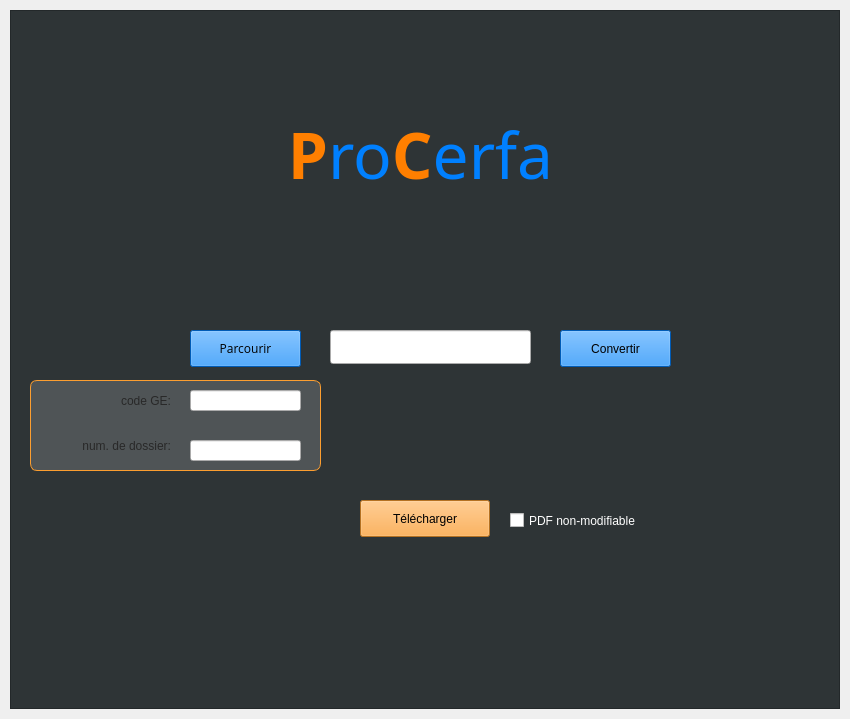
Before: the Qt Designer form modules/ui/qt_ui/mainwindow.ui in cloud441/Procerfa, drawn with Qt 5.
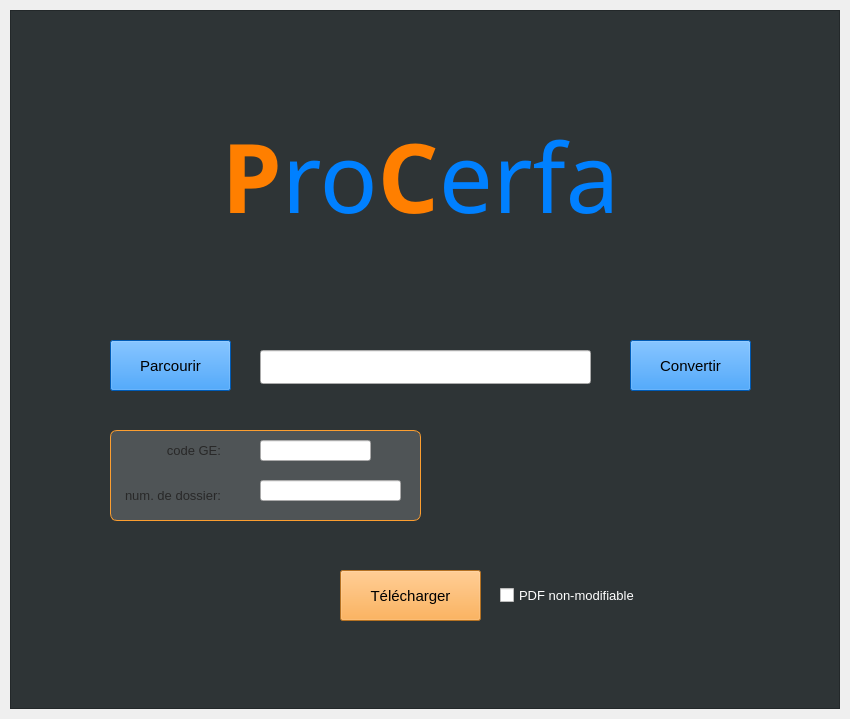
After: the same form once the commit is applied.

Commit message: [UI]: change block size in UI

```diff
--- a/modules/ui/qt_ui/mainwindow.ui
+++ b/modules/ui/qt_ui/mainwindow.ui
@@ -51,16 +51,16 @@
      <widget class="QPushButton" name="button_browse">
       <property name="geometry">
        <rect>
-        <x>180</x>
-        <y>320</y>
-        <width>111</width>
-        <height>37</height>
+        <x>100</x>
+        <y>330</y>
+        <width>121</width>
+        <height>51</height>
        </rect>
       </property>
       <property name="font">
        <font>
-        <family>Open Sans</family>
-        <pointsize>9</pointsize>
+        <family>Cantarell</family>
+        <pointsize>11</pointsize>
        </font>
       </property>
       <property name="styleSheet">
@@ -73,9 +73,9 @@
      <widget class="QLineEdit" name="filename_edit">
       <property name="geometry">
        <rect>
-        <x>320</x>
-        <y>320</y>
-        <width>201</width>
+        <x>250</x>
+        <y>340</y>
+        <width>331</width>
         <height>34</height>
        </rect>
       </property>
@@ -92,7 +92,7 @@
         <x>10</x>
         <y>100</y>
         <width>801</width>
-        <height>81</height>
+        <height>121</height>
        </rect>
       </property>
       <property name="font">
@@ -108,7 +108,7 @@
        <string notr="true">color: rgb(245, 121, 0);</string>
       </property>
       <property name="text">
-       <string>&lt;html&gt;&lt;head/&gt;&lt;body&gt;&lt;p&gt;&lt;span style=&quot; font-size:48pt; color:#ff7f00;&quot;&gt;P&lt;/span&gt;&lt;span style=&quot; font-size:48pt; font-weight:400; color:#0080ff;&quot;&gt;ro&lt;/span&gt;&lt;span style=&quot; font-size:48pt; color:#ff7f00;&quot;&gt;C&lt;/span&gt;&lt;span style=&quot; font-size:48pt; font-weight:400; color:#0080ff;&quot;&gt;erfa&lt;/span&gt;&lt;/p&gt;&lt;/body&gt;&lt;/html&gt;</string>
+       <string>&lt;html&gt;&lt;head/&gt;&lt;body&gt;&lt;p&gt;&lt;span style=&quot; font-size:72pt; color:#ff7f00;&quot;&gt;P&lt;/span&gt;&lt;span style=&quot; font-size:72pt; font-weight:400; color:#0080ff;&quot;&gt;ro&lt;/span&gt;&lt;span style=&quot; font-size:72pt; color:#ff7f00;&quot;&gt;C&lt;/span&gt;&lt;span style=&quot; font-size:72pt; font-weight:400; color:#0080ff;&quot;&gt;erfa&lt;/span&gt;&lt;/p&gt;&lt;/body&gt;&lt;/html&gt;</string>
       </property>
       <property name="alignment">
        <set>Qt::AlignCenter</set>
@@ -117,15 +117,15 @@
      <widget class="QPushButton" name="button_process">
       <property name="geometry">
        <rect>
-        <x>550</x>
-        <y>320</y>
-        <width>111</width>
-        <height>37</height>
+        <x>620</x>
+        <y>330</y>
+        <width>121</width>
+        <height>51</height>
        </rect>
       </property>
       <property name="font">
        <font>
-        <pointsize>9</pointsize>
+        <pointsize>11</pointsize>
        </font>
       </property>
       <property name="styleSheet">
@@ -138,15 +138,15 @@
      <widget class="QPushButton" name="button_download">
       <property name="geometry">
        <rect>
-        <x>350</x>
-        <y>490</y>
-        <width>130</width>
-        <height>37</height>
+        <x>330</x>
+        <y>560</y>
+        <width>141</width>
+        <height>51</height>
        </rect>
       </property>
       <property name="font">
        <font>
-        <pointsize>9</pointsize>
+        <pointsize>11</pointsize>
        </font>
       </property>
       <property name="styleSheet">
@@ -159,8 +159,8 @@
      <widget class="QLineEdit" name="ge_code_edit">
       <property name="geometry">
        <rect>
-        <x>180</x>
-        <y>380</y>
+        <x>250</x>
+        <y>430</y>
         <width>111</width>
         <height>21</height>
        </rect>
@@ -175,9 +175,9 @@
      <widget class="QLineEdit" name="file_nb_edit">
       <property name="geometry">
        <rect>
-        <x>180</x>
-        <y>430</y>
-        <width>111</width>
+        <x>250</x>
+        <y>470</y>
+        <width>141</width>
         <height>21</height>
        </rect>
       </property>
@@ -191,15 +191,17 @@
      <widget class="QLabel" name="label">
       <property name="geometry">
        <rect>
-        <x>30</x>
-        <y>380</y>
-        <width>131</width>
+        <x>110</x>
+        <y>430</y>
+        <width>101</width>
         <height>21</height>
        </rect>
       </property>
       <property name="font">
        <font>
-        <pointsize>9</pointsize>
+        <pointsize>10</pointsize>
+        <weight>50</weight>
+        <bold>false</bold>
        </font>
       </property>
       <property name="text">
@@ -212,15 +214,15 @@
      <widget class="QLabel" name="label_2">
       <property name="geometry">
        <rect>
-        <x>30</x>
-        <y>420</y>
-        <width>131</width>
+        <x>100</x>
+        <y>470</y>
+        <width>111</width>
         <height>31</height>
        </rect>
       </property>
       <property name="font">
        <font>
-        <pointsize>9</pointsize>
+        <pointsize>10</pointsize>
        </font>
       </property>
       <property name="text">
@@ -233,9 +235,9 @@
      <widget class="Line" name="line">
       <property name="geometry">
        <rect>
-        <x>20</x>
-        <y>370</y>
-        <width>291</width>
+        <x>100</x>
+        <y>420</y>
+        <width>311</width>
         <height>91</height>
        </rect>
       </property>
@@ -254,15 +256,15 @@
      <widget class="QCheckBox" name="readonly_checkbox">
       <property name="geometry">
        <rect>
-        <x>500</x>
-        <y>490</y>
+        <x>490</x>
+        <y>560</y>
         <width>201</width>
-        <height>41</height>
+        <height>51</height>
        </rect>
       </property>
       <property name="font">
        <font>
-        <pointsize>9</pointsize>
+        <pointsize>10</pointsize>
        </font>
       </property>
       <property name="styleSheet">
```
The commit also changes 1 other file.
